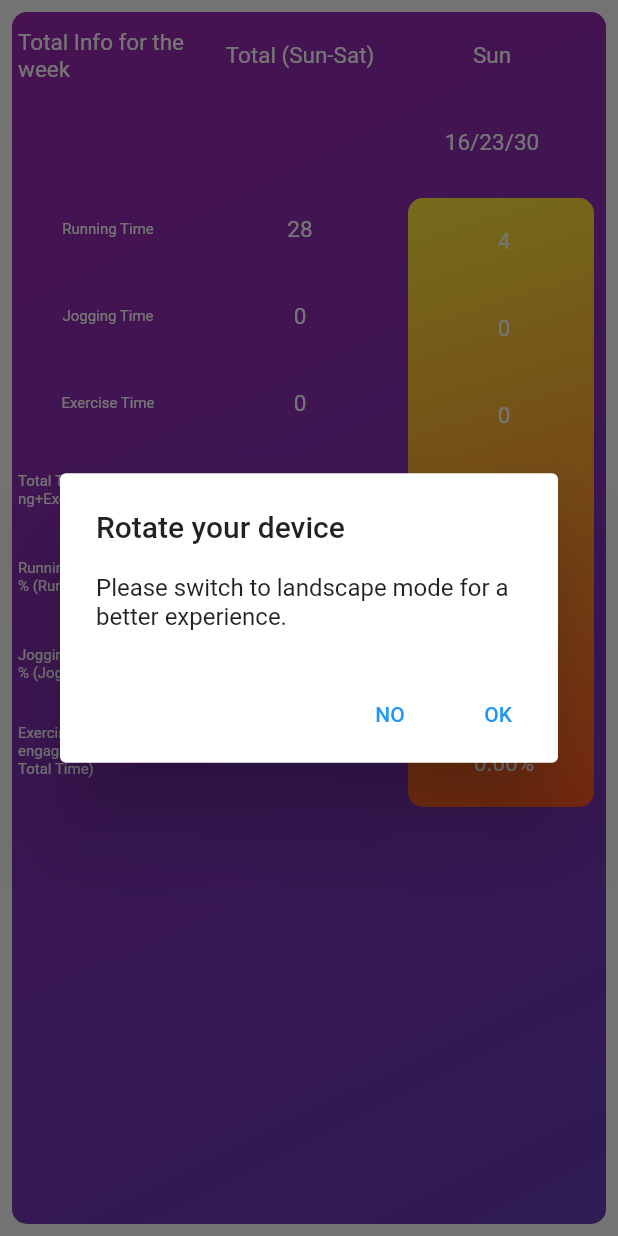
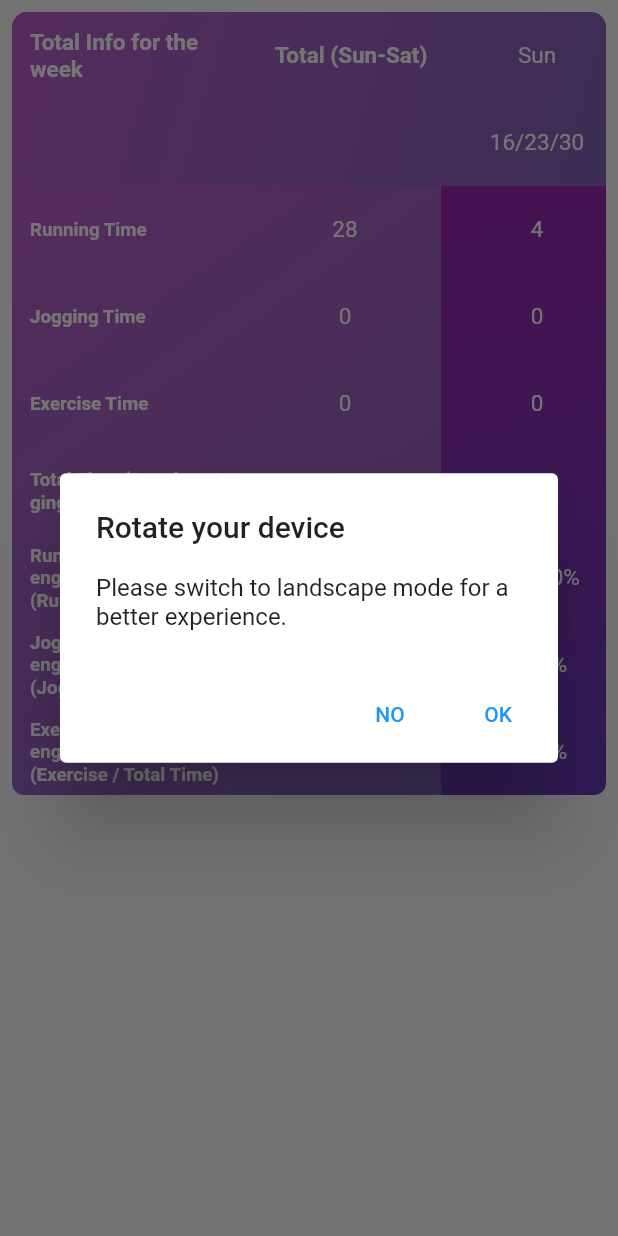
Before and after one commit to Ajayjyothish/scrollableTable, a Flutter app: the screen it shows after launch, on a phone screen of 412 x 824 dp. Run offline on Flutter 3.47's test engine with Material 2 defaults, Android fonts, the phone set to English and light mode, and no system bars.

Commit message:
styles completed

```diff
--- a/lib/main.dart
+++ b/lib/main.dart
@@ -13,7 +13,7 @@ class MyApp extends StatelessWidget {
   @override
   Widget build(BuildContext context) {
     return MaterialApp(
-      title: 'Flutter Demo',
+      title: 'Fitness Report',
       theme: ThemeData(
         textTheme: const TextTheme(
           bodyText1: TextStyle(color: Colors.white),
@@ -22,20 +22,20 @@ class MyApp extends StatelessWidget {
         ),
         primarySwatch: Colors.blue,
       ),
-      home: const MyHomePage(title: 'Flutter Demo Home Page'),
+      home: const FitnessReport(title: 'Fitness Report'),
     );
   }
 }
 
-class MyHomePage extends StatefulWidget {
-  const MyHomePage({super.key, required this.title});
+class FitnessReport extends StatefulWidget {
+  const FitnessReport({super.key, required this.title});
   final String title;
 
   @override
-  State<MyHomePage> createState() => _MyHomePageState();
+  State<FitnessReport> createState() => _FitnessReportState();
 }
 
-class _MyHomePageState extends State<MyHomePage> {
+class _FitnessReportState extends State<FitnessReport> {
   final _columnScrollController = ScrollController();
   final _rowScrollController = ScrollController();
   static const _cellWidth = 120.0;
@@ -126,7 +126,6 @@ class _MyHomePageState extends State<MyHomePage> {
       alignment: Alignment.center,
       height: height,
       width: width,
-      // color: Colors.white,
       margin: const EdgeInsets.all(4.0),
       child: const Text("", style: TextStyle(fontSize: 15)),
     );
@@ -141,7 +140,6 @@ class _MyHomePageState extends State<MyHomePage> {
             alignment: Alignment.center,
             width: width,
             height: height,
-            // color: Colors.white,
             margin: const EdgeInsets.all(4.0),
             child: Text("${items[index]}", style: const TextStyle(fontSize: 15)),
           ),
@@ -150,7 +148,6 @@ class _MyHomePageState extends State<MyHomePage> {
                   alignment: Alignment.center,
                   height: height,
                   width: width,
-                  // color: Colors.white,
                   margin: const EdgeInsets.all(4.0),
                   child: Text(dates[index], style: const TextStyle(fontSize: 15)),
                 )
@@ -166,12 +163,12 @@ class _MyHomePageState extends State<MyHomePage> {
       (index) => Column(
         children: [
           Container(
+            padding: const EdgeInsets.only(left: 8),
             alignment: Alignment.center,
             width: width,
             height: height,
-            // color: Colors.white,
             margin: const EdgeInsets.all(4.0),
-            child: Text("${items[index]}", style: const TextStyle(fontSize: 15)),
+            child: Text("${items[index]}", style: const TextStyle(fontSize: 15, fontWeight: FontWeight.bold)),
           ),
           renderEmptyCell(height, width)
         ],
@@ -185,11 +182,12 @@ class _MyHomePageState extends State<MyHomePage> {
       items.length,
       (index) => Row(children: [
         Container(
-          alignment: Alignment.center,
+          padding: const EdgeInsets.only(left: 8),
+          alignment: Alignment.centerLeft,
           height: height,
-          width: width,
+          width: width + 30,
           margin: const EdgeInsets.all(4.0),
-          child: LayoutBuilder(builder: (p0, p1) => Text("${items[index]}", style: TextStyle(fontSize: p1.maxHeight * 0.2))),
+          child: LayoutBuilder(builder: (p0, p1) => Text("${items[index]}", style: TextStyle(fontSize: p1.maxHeight * 0.25, fontWeight: FontWeight.bold))),
         ),
         Container(
           alignment: Alignment.center,
@@ -202,17 +200,18 @@ class _MyHomePageState extends State<MyHomePage> {
     );
   }
 
-  List<Widget> _buildCells(int rowIndex) {
+  List<Widget> _buildCells(int rowIndex, {double height = _cellHeight, double width = _cellWidth}) {
     return List.generate(
-      exerciseList.length,
-      (index) => Container(
+        daysOfweek.length,
+        (index) => index < exerciseList.length
+            ? Container(
                 alignment: Alignment.center,
                 width: 120.0,
                 height: 50.0,
                 margin: const EdgeInsets.all(4.0),
                 child: Text("${exerciseList[index].values.elementAt(rowIndex)}", style: const TextStyle(fontSize: 15)),
-      ),
-    );
+              )
+            : renderEmptyCell(height, width));
   }
 
   List<Widget> _buildRows(int rowcount) {
@@ -224,21 +223,28 @@ class _MyHomePageState extends State<MyHomePage> {
     );
   }
 
+  BoxDecoration lightPurpleBoxDecoration([BorderRadius? border]) {
+    return BoxDecoration(
+      borderRadius: border,
+      gradient: const LinearGradient(
+        colors: [Color.fromARGB(255, 184, 95, 200), Color.fromARGB(255, 132, 100, 186)],
+        begin: Alignment.topLeft,
+        end: Alignment.bottomRight,
+      ),
+    );
+  }
+
   static const purpleBoxDecoration = BoxDecoration(
-    borderRadius: BorderRadius.all(Radius.circular(10)),
+    borderRadius: BorderRadius.only(bottomRight: Radius.circular(8)),
     gradient: LinearGradient(
       colors: [Colors.purple, Colors.deepPurple],
       begin: Alignment.topLeft,
       end: Alignment.bottomRight,
     ),
   );
-  static const yellowBoxDecoration = BoxDecoration(
+
+  static const roundedBoxDecoration = BoxDecoration(
     borderRadius: BorderRadius.all(Radius.circular(10)),
-    gradient: LinearGradient(
-      colors: [Colors.yellow, Colors.deepOrange],
-      begin: Alignment.topLeft,
-      end: Alignment.bottomRight,
-    ),
   );
 
   @override
@@ -281,35 +287,40 @@ class _MyHomePageState extends State<MyHomePage> {
           }
           return Container(
               margin: const EdgeInsets.all(8),
-              // height: 400,
-              decoration: purpleBoxDecoration,
+              decoration: roundedBoxDecoration,
               clipBehavior: Clip.antiAlias,
               child: Column(
                 mainAxisSize: MainAxisSize.min,
                 children: [
-                  Row(children: [
+                  Container(
+                      // margin: const EdgeInsets.all(8),
+                      decoration: lightPurpleBoxDecoration(),
+                      clipBehavior: Clip.antiAlias,
+                      child: Row(children: [
                         Row(
                           children: [
-                        ..._renderRowCells(["Total Info for the week"]),
+                            ..._renderRowCells(["Total Info for the week"], width: 150),
                             ..._renderRowCells(["Total (Sun-Sat)"])
                           ],
                         ),
                         Expanded(child: SingleChildScrollView(controller: _columnScrollController, scrollDirection: Axis.horizontal, child: Row(children: _renderDateCells(daysOfweek))))
-                  ]),
+                      ])),
                   Expanded(
-                      child: ListView(shrinkWrap: true, children: [
-                    Row(
+                      child: SingleChildScrollView(
+                    child: Row(
                       crossAxisAlignment: CrossAxisAlignment.start,
                       children: <Widget>[
-                        Column(
+                        Container(
+                            // margin: const EdgeInsets.only(left: 8),
+                            decoration: lightPurpleBoxDecoration(const BorderRadius.only(bottomLeft: Radius.circular(8))),
+                            clipBehavior: Clip.antiAlias,
+                            child: Column(
                               crossAxisAlignment: CrossAxisAlignment.start,
                               children: _renderInfoCells(infoList),
-                        ),
+                            )),
                         Expanded(
                             child: Container(
-                                margin: const EdgeInsets.all(8),
-                                decoration: yellowBoxDecoration,
-                                clipBehavior: Clip.antiAlias,
+                          decoration: purpleBoxDecoration,
                           child: SingleChildScrollView(
                             controller: _rowScrollController,
                             scrollDirection: Axis.horizontal,
@@ -317,10 +328,11 @@ class _MyHomePageState extends State<MyHomePage> {
                               crossAxisAlignment: CrossAxisAlignment.start,
                               children: _buildRows(infoList.length),
                             ),
-                                )))
+                          ),
+                        ))
                       ],
                     ),
-                  ])),
+                  )),
                 ],
               ));
         })),
```
Lines whose indentation alone changed are shown as unchanged.
